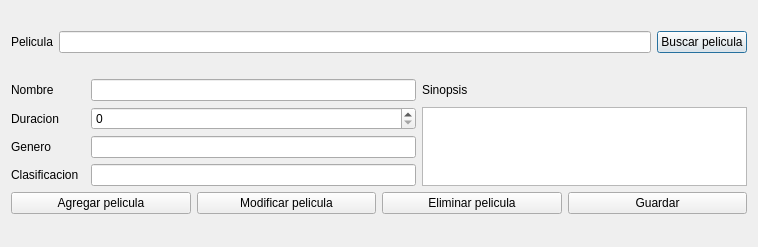
The window that Proyecto_Cine/peliculas.ui (moyeta-tech/Cine) describes before a commit, drawn with Qt 5.
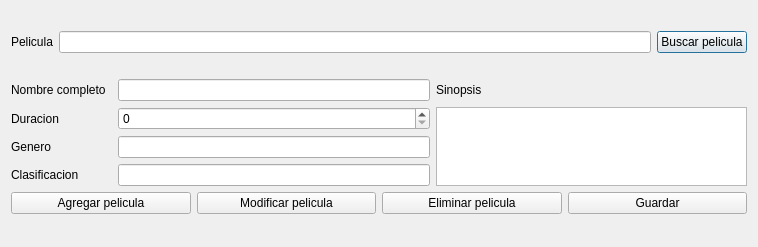
The same window after the commit.

```diff
--- a/Proyecto_Cine/peliculas.ui
+++ b/Proyecto_Cine/peliculas.ui
@@ -72,7 +72,7 @@
        <item row="0" column="0">
         <widget class="QLabel" name="label_2">
          <property name="text">
-          <string>Nombre</string>
+          <string>Nombre completo</string>
          </property>
         </widget>
        </item>
```
Left out of the diff: 22 changed lines with no effect on the pictures.
